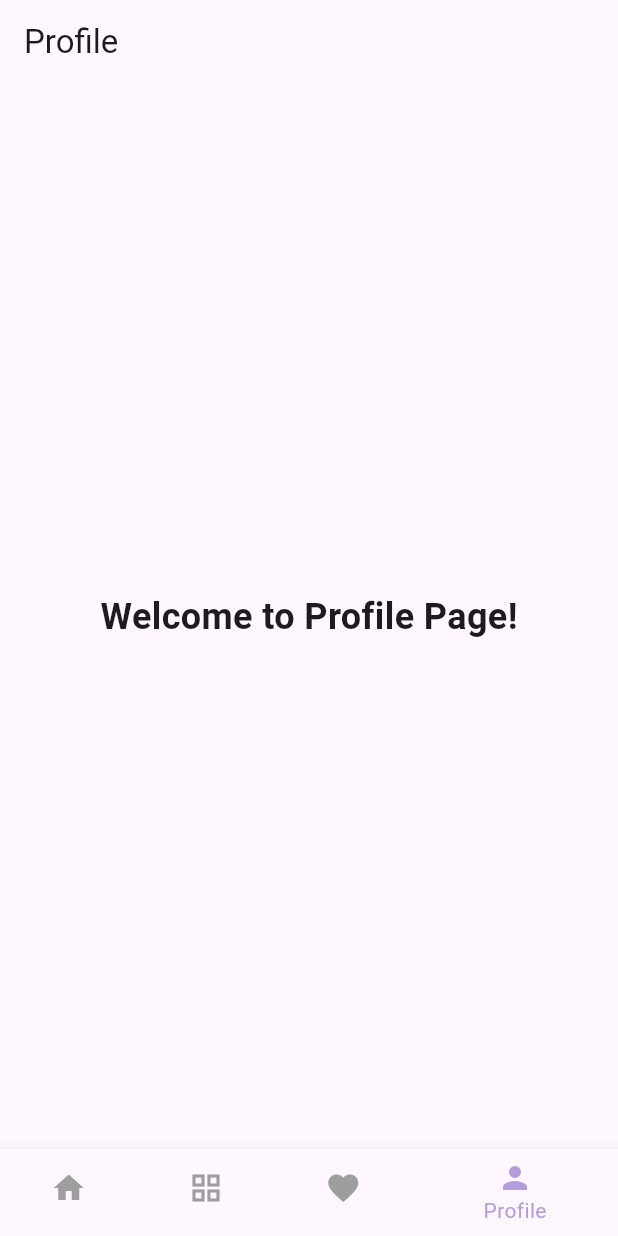
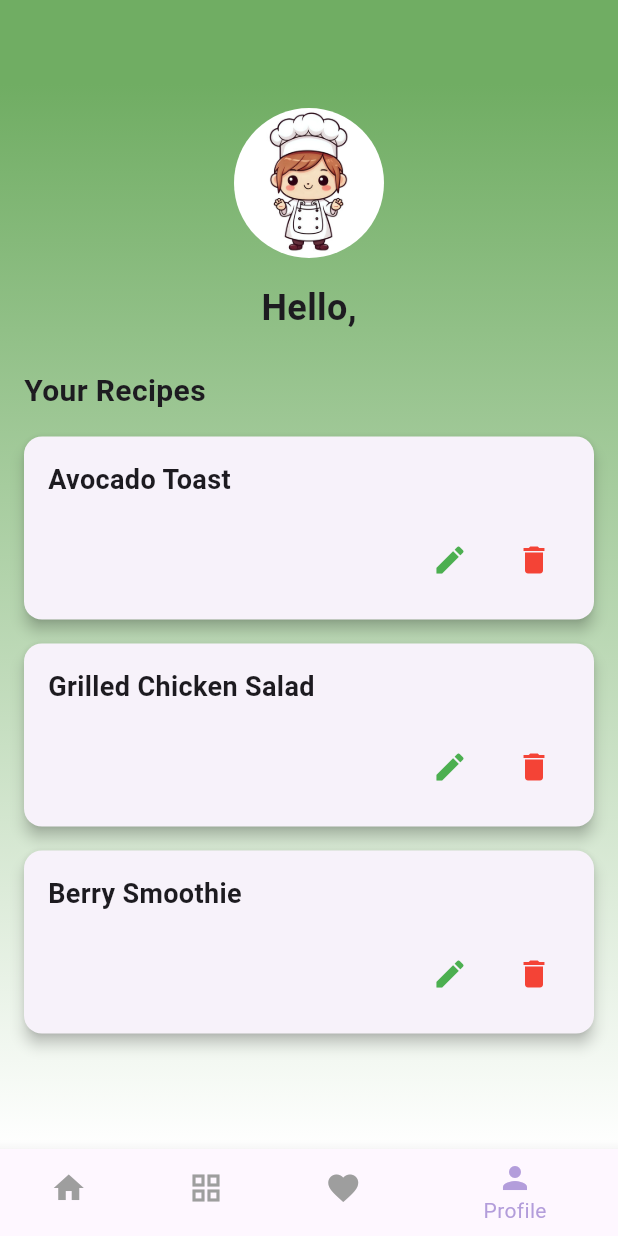
Before and after one commit to HamadAlmatouq/foodiez_frontend, a Flutter app: the screen it shows after launch, item 4 of the bottom bar chosen, on a phone screen of 412 x 824 dp. Run offline on Flutter 3.47's test engine with Material 3 defaults, Android fonts, the phone set to English and light mode, and no system bars; our stand-ins replace go_router.

Commit message:
Profile not done

```diff
--- a/lib/main.dart
+++ b/lib/main.dart
@@ -56,7 +56,7 @@ class _MainScreenState extends State<MainScreen> {
     const HomePage(), // Home page content
     CategoriesPage(), // Categories page content
     const FavoritesPage(), // Favorites page content
-    const ProfilePage(), // Profile page content
+    ProfilePage(), // Profile page content
   ];
 
   void onItemTapped(int index) {
--- a/lib/pages/profile_page.dart
+++ b/lib/pages/profile_page.dart
@@ -1,18 +1,130 @@
 import 'package:flutter/material.dart';
 
 class ProfilePage extends StatelessWidget {
-  const ProfilePage({super.key});
+  final List<Map<String, String>> recipes = [
+    {"id": "1", "title": "Avocado Toast"},
+    {"id": "2", "title": "Grilled Chicken Salad"},
+    {"id": "3", "title": "Berry Smoothie"}
+  ];
 
   @override
   Widget build(BuildContext context) {
     return Scaffold(
       appBar: AppBar(
-        title: const Text('Profile'),
+        title: const Text(''),
+        backgroundColor: Color.fromARGB(255, 112, 173, 99),
+        centerTitle: true,
       ),
-      body: const Center(
-        child: Text(
-          'Welcome to Profile Page!',
-          style: TextStyle(fontSize: 24, fontWeight: FontWeight.bold),
+      body: Container(
+        // Gradient background
+        decoration: const BoxDecoration(
+          gradient: LinearGradient(
+            colors: [
+              Color.fromARGB(255, 112, 173, 99),
+              Color.fromARGB(255, 255, 255, 255),
+            ],
+            begin: Alignment.topCenter,
+            end: Alignment.bottomCenter,
+          ),
+        ),
+        child: Padding(
+          padding: const EdgeInsets.all(16.0),
+          child: Column(
+            crossAxisAlignment: CrossAxisAlignment.start,
+            children: [
+              // Profile Section
+              Center(
+                child: Column(
+                  children: [
+                    ClipOval(
+                      child: Image.asset(
+                        'assets/Images/pfp.jpg',
+                        width: 100,
+                        height: 100,
+                        fit: BoxFit.cover,
+                      ),
+                    ),
+                    const SizedBox(height: 16),
+                    const Text(
+                      'Hello,',
+                      style:
+                          TextStyle(fontSize: 24, fontWeight: FontWeight.bold),
+                    ),
+                  ],
+                ),
+              ),
+              const SizedBox(height: 24),
+              const Text(
+                'Your Recipes',
+                style: TextStyle(fontSize: 20, fontWeight: FontWeight.bold),
+              ),
+              const SizedBox(height: 16),
+              // Recipe Cards
+              Expanded(
+                child: ListView.builder(
+                  itemCount: recipes.length,
+                  itemBuilder: (context, index) {
+                    final recipe = recipes[index];
+                    return Card(
+                      elevation: 4,
+                      margin: const EdgeInsets.only(bottom: 16),
+                      shape: RoundedRectangleBorder(
+                        borderRadius: BorderRadius.circular(12),
+                      ),
+                      child: Padding(
+                        padding: const EdgeInsets.all(16.0),
+                        child: Column(
+                          crossAxisAlignment: CrossAxisAlignment.stretch,
+                          children: [
+                            Text(
+                              recipe['title'] ?? 'Untitled Recipe',
+                              style: const TextStyle(
+                                fontSize: 18,
+                                fontWeight: FontWeight.bold,
+                              ),
+                            ),
+                            const SizedBox(height: 16),
+                            Row(
+                              mainAxisAlignment: MainAxisAlignment.end,
+                              children: [
+                                IconButton(
+                                  icon: const Icon(Icons.edit),
+                                  color: Colors.green,
+                                  onPressed: () {
+                                    // TODO: Implement Edit functionality
+                                    ScaffoldMessenger.of(context).showSnackBar(
+                                      SnackBar(
+                                        content:
+                                            Text('Edit ${recipe['title']}'),
+                                      ),
+                                    );
+                                  },
+                                ),
+                                const SizedBox(width: 8),
+                                IconButton(
+                                  icon: const Icon(Icons.delete),
+                                  color: Colors.red,
+                                  onPressed: () {
+                                    // TODO: Implement Delete functionality
+                                    ScaffoldMessenger.of(context).showSnackBar(
+                                      SnackBar(
+                                        content:
+                                            Text('Deleted ${recipe['title']}'),
+                                      ),
+                                    );
+                                  },
+                                ),
+                              ],
+                            ),
+                          ],
+                        ),
+                      ),
+                    );
+                  },
+                ),
+              ),
+            ],
+          ),
         ),
       ),
     );
```
Also changed, not shown: assets/Images/pfp.jpg (added).
